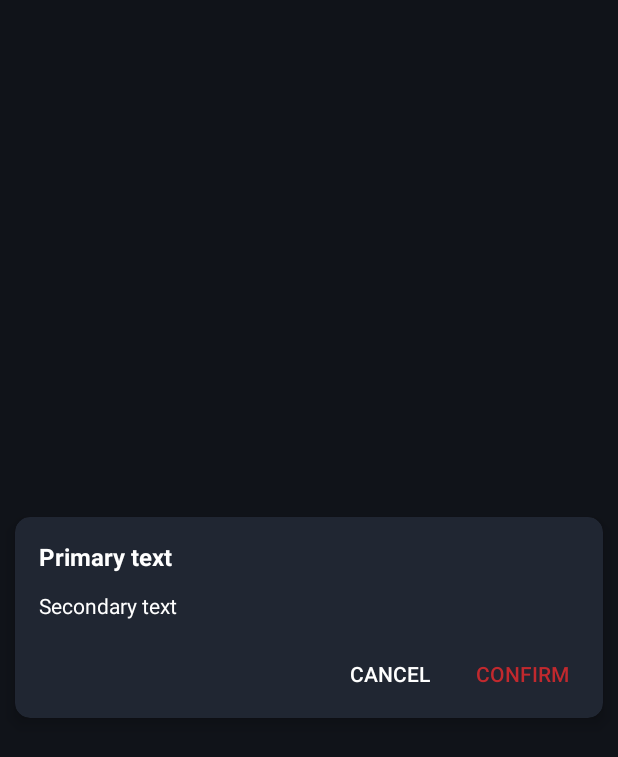
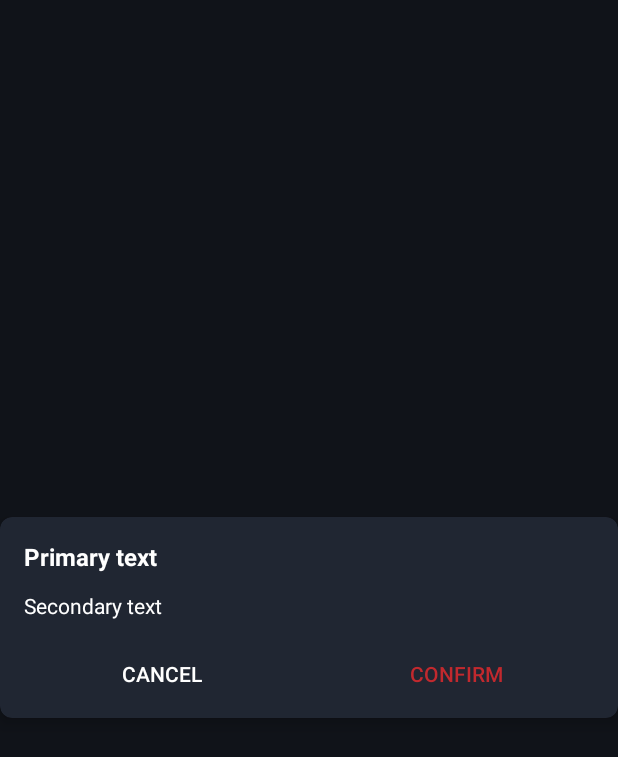
Before and after one commit to emm-an-uel/logit, an Android app: the layout alert_dialog_custom.xml on its own in the app's theme, with its tools: preview values and no code run, on a phone screen of 412 x 824 dp. Shown: the top 757 px of the screen. Run offline under Robolectric (Android 15) with nearby library versions, the phone set to English and light mode, and no system bars.

Commit message:
changes to custom alert dialog xml

```diff
--- a/app/src/main/res/layout/alert_dialog_custom.xml
+++ b/app/src/main/res/layout/alert_dialog_custom.xml
@@ -8,9 +8,8 @@
     <androidx.cardview.widget.CardView
         android:layout_width="match_parent"
         android:layout_height="wrap_content"
-        android:layout_margin="10dp"
         android:backgroundTint="?attr/colorPrimaryContainer"
-        app:cardCornerRadius="10dp"
+        app:cardCornerRadius="8dp"
         app:cardElevation="6dp">
 
         <LinearLayout
@@ -41,22 +40,23 @@
             <LinearLayout
                 android:layout_width="match_parent"
                 android:layout_height="match_parent"
-                android:gravity="end"
                 android:orientation="horizontal"
                 android:paddingHorizontal="10dp"
                 android:paddingBottom="5dp">
 
                 <Button
                     android:id="@+id/btnCancel"
-                    android:layout_width="wrap_content"
+                    android:layout_width="0dp"
                     android:layout_height="match_parent"
+                    android:layout_weight="1"
                     android:background="@android:color/transparent"
                     android:text="Cancel" />
 
                 <Button
                     android:id="@+id/btnConfirm"
-                    android:layout_width="wrap_content"
+                    android:layout_width="0dp"
                     android:layout_height="match_parent"
+                    android:layout_weight="1"
                     android:background="@android:color/transparent"
                     android:text="Confirm"
                     android:textColor="@color/red" />
```
